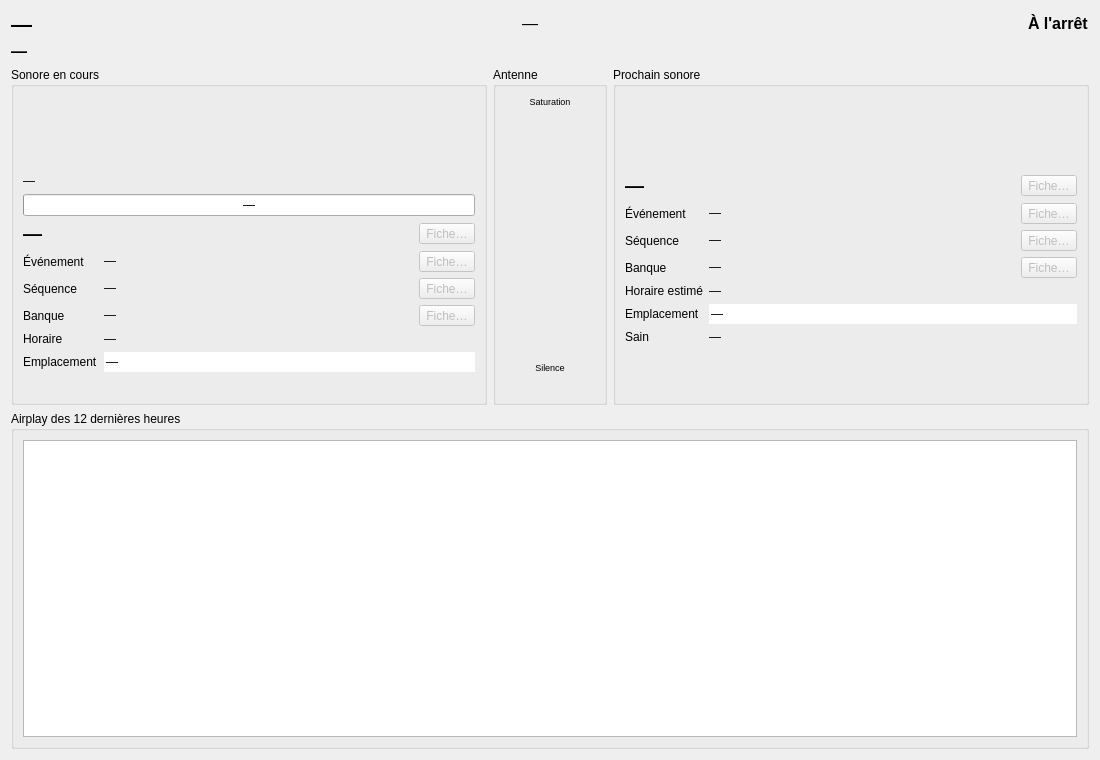
The window that src/machincast/interface/ui/ecran_par_defaut.ui (dascritch/machincast) describes before a commit, drawn with Qt 5.
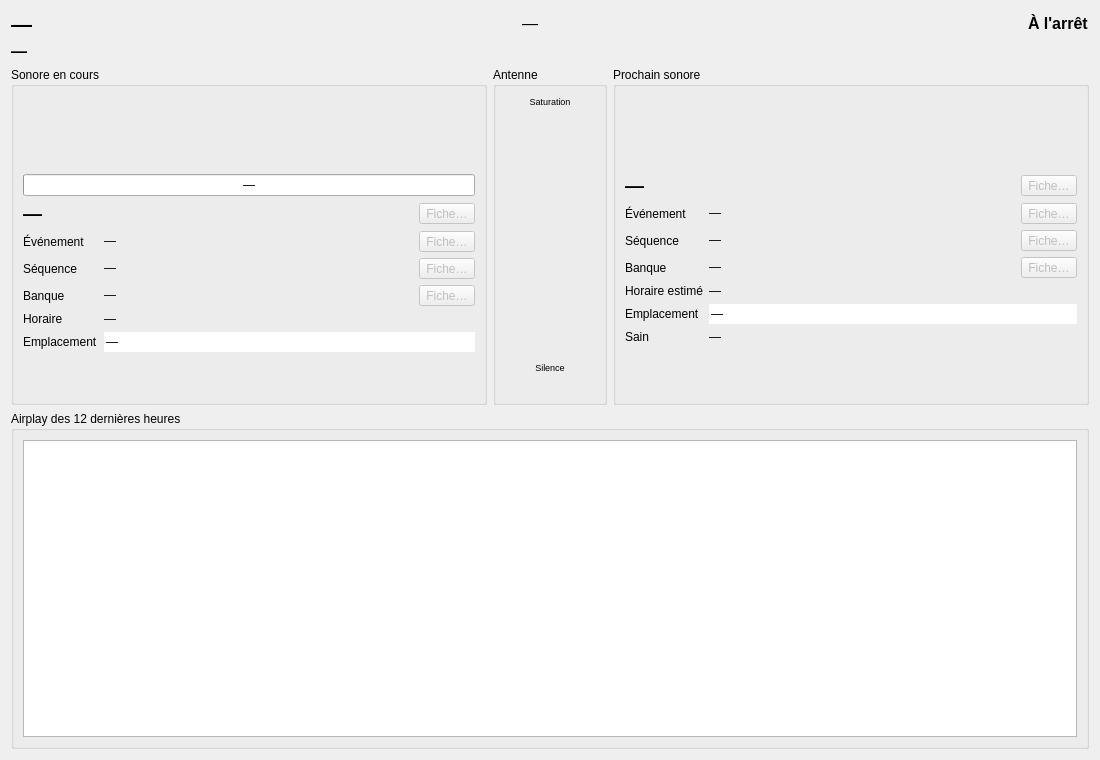
The same window after the commit.

Commit message:
fix(interface): le temps qui reste au milieu de la frise du sonore en cours
https://github.com/dascritch/machincast/issues/230
Accueil : frise du sonore en cours et du sonore suivant, à la place de la barre de progression

Claude-Session: https://claude.ai/code/session_01KaPegkCQoT3k3oMgjXGsiv

Patch:
```diff
--- a/src/machincast/interface/ui/ecran_par_defaut.ui
+++ b/src/machincast/interface/ui/ecran_par_defaut.ui
@@ -122,16 +122,6 @@
           </property>
          </widget>
         </item>
-        <item>
-         <widget class="QLabel" name="en_cours_reste">
-          <property name="text">
-           <string>—</string>
-          </property>
-          <property name="textInteractionFlags">
-           <set>Qt::TextInteractionFlag::TextSelectableByMouse</set>
-          </property>
-         </widget>
-        </item>
         <item>
          <widget class="QProgressBar" name="en_cours_progression">
           <property name="maximum">
```
The commit also changes 10 other files.
